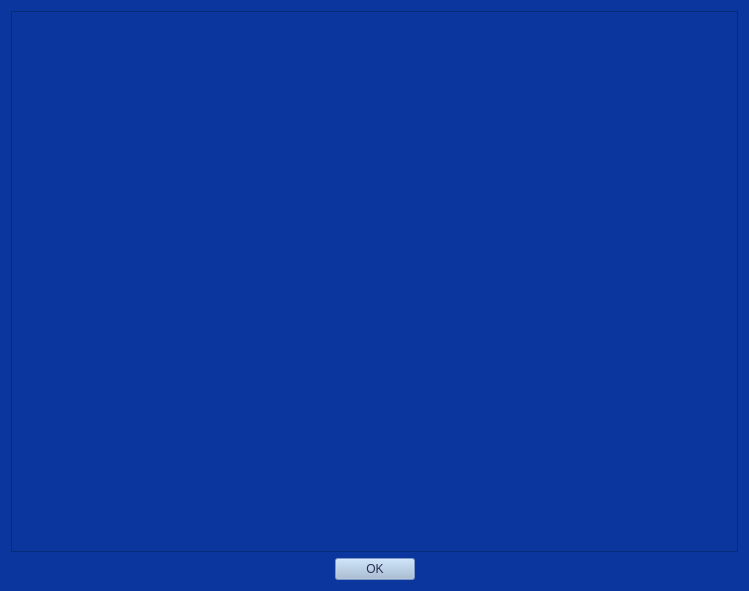
First picture: the form in APP/temp.ui, repository adcfrba/TPO_INFOII, before the edit.
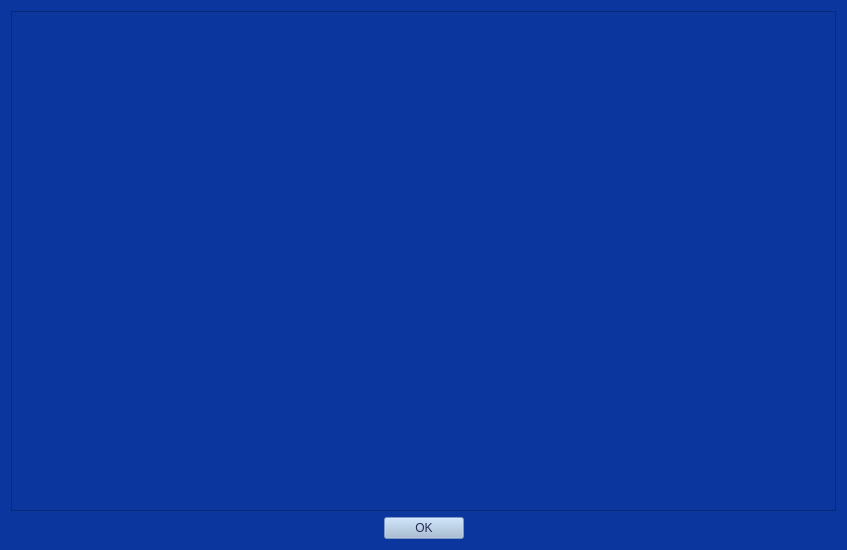
Second picture: the form after the edit.

Patch:
```diff
--- a/APP/temp.ui
+++ b/APP/temp.ui
@@ -6,8 +6,8 @@
    <rect>
     <x>0</x>
     <y>0</y>
-    <width>749</width>
-    <height>591</height>
+    <width>847</width>
+    <height>548</height>
    </rect>
   </property>
   <property name="sizePolicy">
```
Left out of the diff: 2 changed lines with no effect on the pictures.
